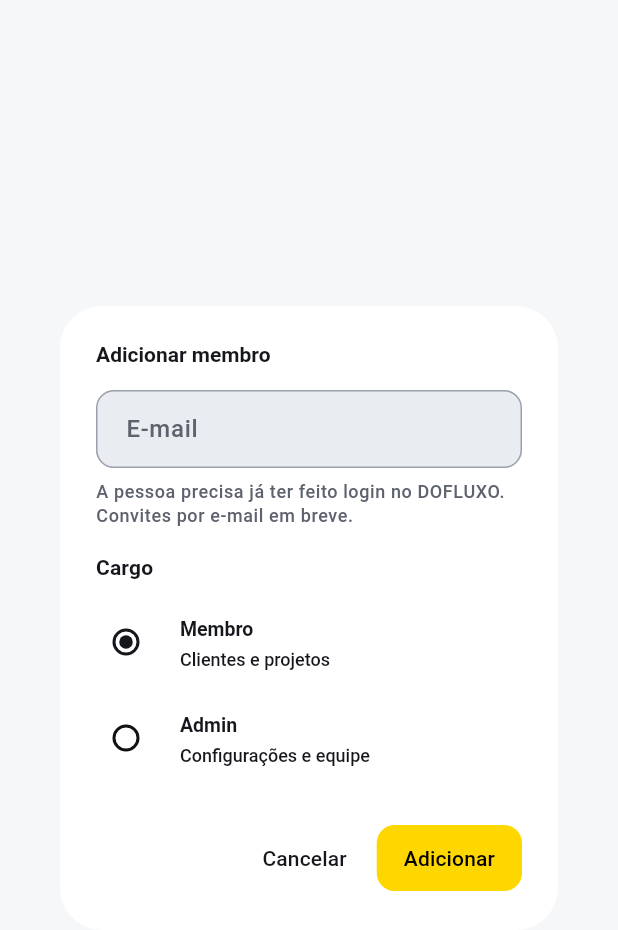
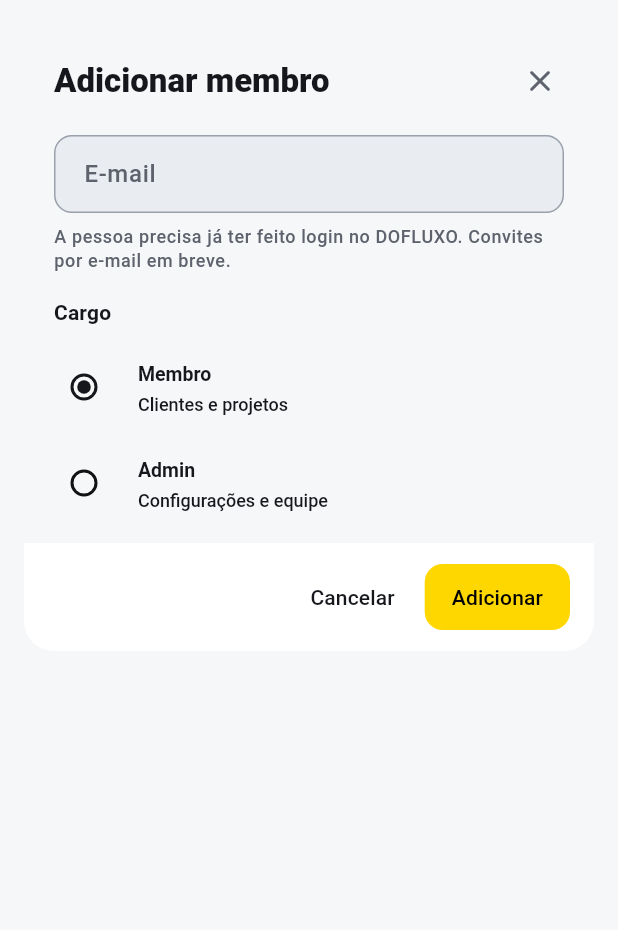
Before and after one commit to luisjuniorawr1/dofluxo, a Flutter app: the AddMemberDialog widget shown alone on an empty page, opened directly, on a phone screen of 412 x 824 dp. Shown: the top 930 px of the screen. Run offline on Flutter 3.47's test engine with Material 3 defaults, Android fonts, the phone set to English and light mode, and no system bars; our stand-ins replace cloud_firestore, firebase_auth, firebase_core, flutter_colorpicker, google_fonts, shared_preferences; missing offline and left inert: dart:html; accounts and stored records are empty.

Commit message:
feat(ui): janelas internas com blur no estilo Novo Projeto
Extrai AppModalShell/showAppModal com fundo desfocado. Novo Projeto,
detalhe do card, cliente e dialogs de equipe usam a mesma família
visual. Menu da sidebar continua navegando páginas.

Co-authored-by: luisjuniorawr1 <luisjuniorawr1@users.noreply.github.com>

```diff
--- /dev/null
+++ b/lib/presentation/shared/widgets/app_modal.dart
@@ -0,0 +1,307 @@
+import 'dart:ui';
+
+import 'package:flutter/material.dart';
+
+/// Tamanhos da família visual da janela de Novo Projeto.
+enum AppModalSize {
+  /// Confirmações e forms curtos (~420).
+  compact,
+
+  /// Forms médios / mobile Novo Projeto (~560).
+  medium,
+
+  /// Detalhe de projeto / cliente (~720).
+  large,
+
+  /// Novo Projeto wide (calendário + form).
+  wide,
+}
+
+/// Abre conteúdo interno como JANELA modal com fundo desfocado.
+///
+/// Menu da sidebar (Dashboard, Clientes, Equipe, Conta) continua em páginas.
+/// Envolva o conteúdo com [AppModalShell] para o painel arredondado.
+Future<T?> showAppModal<T>({
+  required BuildContext context,
+  required WidgetBuilder builder,
+  bool barrierDismissible = true,
+  bool useRootNavigator = true,
+}) {
+  return showGeneralDialog<T>(
+    context: context,
+    useRootNavigator: useRootNavigator,
+    barrierDismissible: barrierDismissible,
+    barrierLabel: MaterialLocalizations.of(context).modalBarrierDismissLabel,
+    barrierColor: Colors.transparent,
+    transitionDuration: const Duration(milliseconds: 180),
+    pageBuilder: (dialogContext, animation, secondaryAnimation) {
+      return _AppModalRouteBody(
+        animation: animation,
+        barrierDismissible: barrierDismissible,
+        child: builder(dialogContext),
+      );
+    },
+  );
+}
+
+/// Confirmação no mesmo shell (substitui AlertDialog solto).
+Future<bool?> showAppConfirmModal({
+  required BuildContext context,
+  required String title,
+  required String message,
+  String cancelLabel = 'Cancelar',
+  String confirmLabel = 'Confirmar',
+  bool isDestructive = false,
+}) {
+  return showAppModal<bool>(
+    context: context,
+    builder: (dialogContext) {
+      final scheme = Theme.of(dialogContext).colorScheme;
+      return AppModalShell(
+        size: AppModalSize.compact,
+        shrinkWrap: true,
+        child: Column(
+          mainAxisSize: MainAxisSize.min,
+          crossAxisAlignment: CrossAxisAlignment.stretch,
+          children: [
+            AppModalHeader(title: title),
+            Padding(
+              padding: const EdgeInsets.fromLTRB(20, 0, 20, 8),
+              child: Text(
+                message,
+                style: Theme.of(dialogContext).textTheme.bodyMedium?.copyWith(
+                      color: scheme.onSurface,
+                    ),
+              ),
+            ),
+            AppModalFooter(
+              children: [
+                TextButton(
+                  onPressed: () => Navigator.pop(dialogContext, false),
+                  child: Text(cancelLabel),
+                ),
+                FilledButton(
+                  onPressed: () => Navigator.pop(dialogContext, true),
+                  style: isDestructive
+                      ? FilledButton.styleFrom(backgroundColor: scheme.error)
+                      : null,
+                  child: Text(confirmLabel),
+                ),
+              ],
+            ),
+          ],
+        ),
+      );
+    },
+  );
+}
+
+class _AppModalRouteBody extends StatelessWidget {
+  const _AppModalRouteBody({
+    required this.animation,
+    required this.barrierDismissible,
+    required this.child,
+  });
+
+  final Animation<double> animation;
+  final bool barrierDismissible;
+  final Widget child;
+
+  @override
+  Widget build(BuildContext context) {
+    final isDark = Theme.of(context).brightness == Brightness.dark;
+    final barrierTint = isDark
+        ? Colors.black.withValues(alpha: 0.55)
+        : Colors.black.withValues(alpha: 0.32);
+
+    final curved = CurvedAnimation(parent: animation, curve: Curves.easeOutCubic);
+
+    return Stack(
+      fit: StackFit.expand,
+      children: [
+        FadeTransition(
+          opacity: curved,
+          child: GestureDetector(
+            behavior: HitTestBehavior.opaque,
+            onTap: barrierDismissible
+                ? () => Navigator.of(context).maybePop()
+                : null,
+            child: BackdropFilter(
+              filter: ImageFilter.blur(sigmaX: 12, sigmaY: 12),
+              child: ColoredBox(color: barrierTint),
+            ),
+          ),
+        ),
+        SafeArea(
+          child: AnimatedBuilder(
+            animation: curved,
+            builder: (context, _) {
+              final t = curved.value;
+              return Opacity(
+                opacity: t,
+                child: Transform.scale(
+                  scale: 0.98 + (0.02 * t),
+                  child: Align(
+                    alignment: Alignment.center,
+                    child: child,
+                  ),
+                ),
+              );
+            },
+          ),
+        ),
+      ],
+    );
+  }
+}
+
+/// Painel arredondado — mesma família visual do Novo Projeto.
+class AppModalShell extends StatelessWidget {
+  const AppModalShell({
+    super.key,
+    required this.child,
+    this.size = AppModalSize.medium,
+    this.shrinkWrap = false,
+    this.maxHeightFactor = 0.94,
+    this.contentPadding,
+  });
+
+  final Widget child;
+  final AppModalSize size;
+  final bool shrinkWrap;
+  final double maxHeightFactor;
+  final EdgeInsetsGeometry? contentPadding;
+
+  static double maxWidthFor(AppModalSize size, Size media, {required bool isWideScreen}) {
+    switch (size) {
+      case AppModalSize.compact:
+        return 440;
+      case AppModalSize.medium:
+        return 560;
+      case AppModalSize.large:
+        return 720;
+      case AppModalSize.wide:
+        return isWideScreen
+            ? (media.width - 24).clamp(1100.0, 1680.0)
+            : 560.0;
+    }
+  }
+
+  @override
+  Widget build(BuildContext context) {
+    final scheme = Theme.of(context).colorScheme;
+    final media = MediaQuery.sizeOf(context);
+    final isWideScreen = media.width >= 900;
+    final maxWidth = maxWidthFor(size, media, isWideScreen: isWideScreen);
+    final maxHeight = media.height * maxHeightFactor;
+    final horizontalInset = size == AppModalSize.wide
+        ? (isWideScreen ? 12.0 : 16.0)
+        : 16.0;
+
+    final panel = Material(
+      color: scheme.surface,
+      surfaceTintColor: Colors.transparent,
+      elevation: 0,
+      shape: RoundedRectangleBorder(borderRadius: BorderRadius.circular(20)),
+      clipBehavior: Clip.antiAlias,
+      child: contentPadding == null
+          ? child
+          : Padding(padding: contentPadding!, child: child),
+    );
+
+    return Padding(
+      padding: EdgeInsets.symmetric(horizontal: horizontalInset, vertical: 12),
+      child: ConstrainedBox(
+        constraints: BoxConstraints(
+          maxWidth: maxWidth,
+          maxHeight: maxHeight,
+          minWidth: size == AppModalSize.wide && isWideScreen ? maxWidth : 0,
+        ),
+        child: shrinkWrap
+            ? panel
+            : SizedBox(
+                width: maxWidth,
+                height: maxHeight,
+                child: panel,
+              ),
+      ),
+    );
+  }
+}
+
+class AppModalHeader extends StatelessWidget {
+  const AppModalHeader({
+    super.key,
+    required this.title,
+    this.actions,
+    this.showClose = true,
+  });
+
+  final String title;
+  final List<Widget>? actions;
+  final bool showClose;
+
+  @override
+  Widget build(BuildContext context) {
+    final theme = Theme.of(context);
+    final scheme = theme.colorScheme;
+
+    return Padding(
+      padding: const EdgeInsets.fromLTRB(20, 18, 12, 12),
+      child: Row(
+        children: [
+          Expanded(
+            child: Text(
+              title,
+              style: theme.textTheme.titleLarge?.copyWith(
+                fontWeight: FontWeight.w800,
+                color: scheme.onSurface,
+              ),
+            ),
+          ),
+          if (actions != null) ...actions!,
+          if (showClose)
+            IconButton(
+              tooltip: 'Fechar',
+              onPressed: () => Navigator.of(context).maybePop(),
+              icon: Icon(Icons.close_rounded, color: scheme.onSurfaceVariant),
+            ),
+        ],
+      ),
+    );
+  }
+}
+
+class AppModalFooter extends StatelessWidget {
+  const AppModalFooter({super.key, required this.children});
+
+  final List<Widget> children;
+
+  @override
+  Widget build(BuildContext context) {
+    final scheme = Theme.of(context).colorScheme;
+
+    return Material(
+      color: scheme.surfaceContainerLow,
+      child: Padding(
+        padding: const EdgeInsets.fromLTRB(16, 12, 16, 12),
+        child: Row(
+          children: [
+            const Spacer(),
+            ..._withGaps(children),
+          ],
+        ),
+      ),
+    );
+  }
+
+  List<Widget> _withGaps(List<Widget> items) {
+    if (items.isEmpty) return const [];
+    final out = <Widget>[items.first];
+    for (var i = 1; i < items.length; i++) {
+      out.add(const SizedBox(width: 8));
+      out.add(items[i]);
+    }
+    return out;
+  }
+}
--- a/lib/presentation/team/widgets/add_member_dialog.dart
+++ b/lib/presentation/team/widgets/add_member_dialog.dart
@@ -1,6 +1,7 @@
 import 'package:flutter/material.dart';
 
 import '../../../core/agency/models/agency_role.dart';
+import '../../shared/widgets/app_modal.dart';
 
 class AddMemberDialog extends StatefulWidget {
   const AddMemberDialog({super.key});
@@ -22,14 +23,22 @@ class _AddMemberDialogState extends State<AddMemberDialog> {
 
   @override
   Widget build(BuildContext context) {
-    return AlertDialog(
-      title: const Text('Adicionar membro'),
-      content: Form(
+    final theme = Theme.of(context);
+    final scheme = theme.colorScheme;
+
+    return AppModalShell(
+      size: AppModalSize.compact,
+      shrinkWrap: true,
+      child: Form(
         key: _formKey,
-        child: SizedBox(
-          width: 420,
         child: Column(
           mainAxisSize: MainAxisSize.min,
+          crossAxisAlignment: CrossAxisAlignment.stretch,
+          children: [
+            const AppModalHeader(title: 'Adicionar membro'),
+            Padding(
+              padding: const EdgeInsets.fromLTRB(20, 0, 20, 8),
+              child: Column(
                 crossAxisAlignment: CrossAxisAlignment.start,
                 children: [
                   TextFormField(
@@ -49,15 +58,16 @@ class _AddMemberDialogState extends State<AddMemberDialog> {
                   const SizedBox(height: 8),
                   Text(
                     'A pessoa precisa já ter feito login no DOFLUXO. Convites por e-mail em breve.',
-                style: Theme.of(context).textTheme.bodySmall?.copyWith(
-                      color: Theme.of(context).colorScheme.onSurfaceVariant,
+                    style: theme.textTheme.bodySmall?.copyWith(
+                      color: scheme.onSurfaceVariant,
                     ),
                   ),
                   const SizedBox(height: 16),
                   Text(
                     'Cargo',
-                style: Theme.of(context).textTheme.titleSmall?.copyWith(
+                    style: theme.textTheme.titleSmall?.copyWith(
                       fontWeight: FontWeight.w700,
+                      color: scheme.onSurface,
                     ),
                   ),
                   const SizedBox(height: 8),
@@ -88,8 +98,8 @@ class _AddMemberDialogState extends State<AddMemberDialog> {
                 ],
               ),
             ),
-      ),
-      actions: [
+            AppModalFooter(
+              children: [
                 TextButton(
                   onPressed: () => Navigator.pop(context),
                   child: const Text('Cancelar'),
@@ -102,6 +112,10 @@ class _AddMemberDialogState extends State<AddMemberDialog> {
                   child: const Text('Adicionar'),
                 ),
               ],
+            ),
+          ],
+        ),
+      ),
     );
   }
 }
```
Also changed, not shown: lib/presentation/clients/pages/clients_page.dart (+11 -16 lines), lib/presentation/dashboard/pages/dashboard_page.dart (+7 -4 lines), lib/presentation/projects/widgets/new_project_dialog.dart (+8 -29 lines), lib/presentation/shared/main_shell.dart (+11 -12 lines), lib/presentation/team/pages/team_page.dart (+7 -18 lines), lib/presentation/team/widgets/edit_role_dialog.dart (+24 -9 lines), lib/presentation/team/widgets/generate_invite_code_dialog.dart (+21 -7 lines), lib/presentation/team/widgets/generate_invite_code_flow.dart (+36 -13 lines), lib/presentation/team/widgets/invite_codes_panel.dart (+6 -15 lines), lib/presentation/team/widgets/remove_member_dialog.dart (+10 -23 lines). Lines whose indentation alone changed are shown as unchanged.
